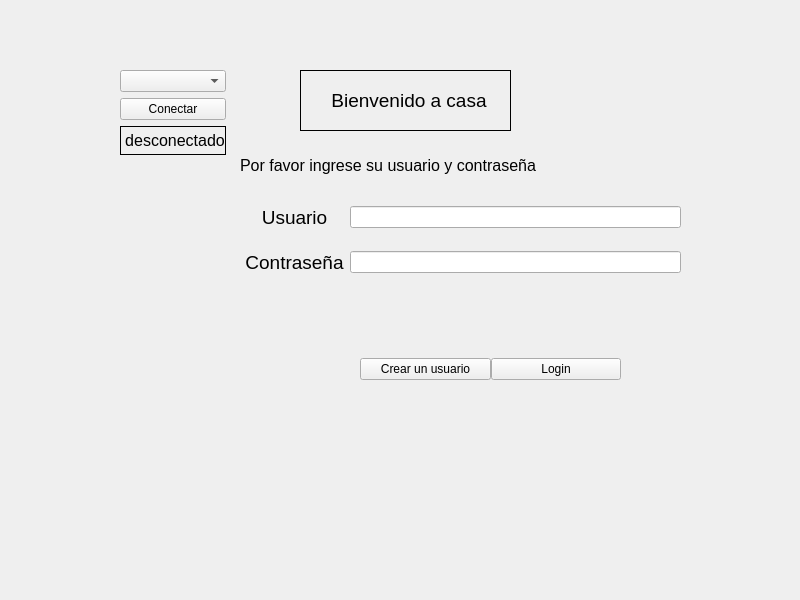
First picture: the form in Qt Creator GUI/Dashboard/mainwindow.ui, repository Danmuse/Home-automation-PRO, before the edit.
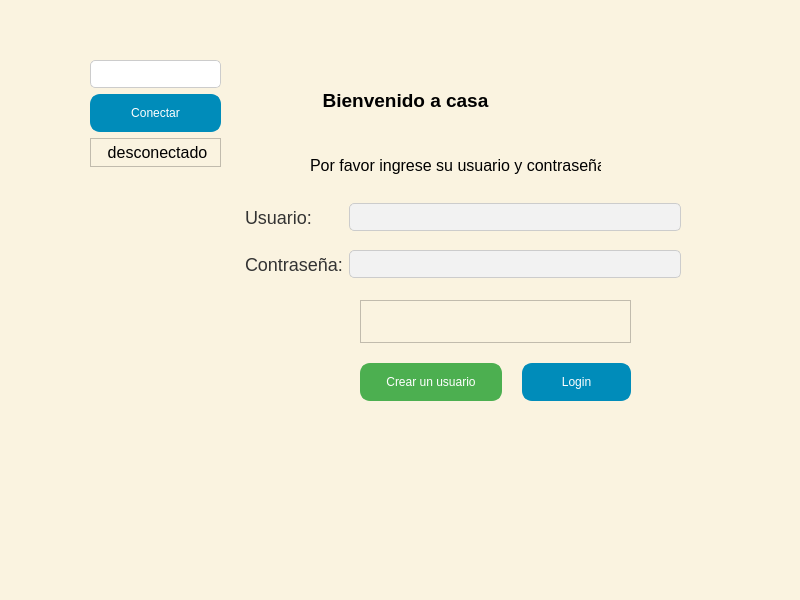
Second picture: the form after the edit. Icons and pictures are not drawn.

What changed in the file:
```diff
--- a/Qt Creator GUI/Dashboard/mainwindow.ui
+++ b/Qt Creator GUI/Dashboard/mainwindow.ui
@@ -13,6 +13,10 @@
   <property name="windowTitle">
    <string>MainWindow</string>
   </property>
+  <property name="styleSheet">
+   <string notr="true">background-color: #FAF3E0;
+</string>
+  </property>
   <widget class="QWidget" name="centralwidget">
    <widget class="QLabel" name="label_titulo">
     <property name="geometry">
@@ -25,11 +29,16 @@
     </property>
     <property name="font">
      <font>
-      <pointsize>20</pointsize>
+      <pointsize>-1</pointsize>
+      <bold>true</bold>
      </font>
     </property>
-    <property name="frameShape">
-     <enum>QFrame::Box</enum>
+    <property name="styleSheet">
+     <string notr="true">QLabel {
+    color: #333; /* Color del texto */
+    font-size: 18px; /* Tamaño de la fuente */
+    font-weight: bold; /* Texto en negrita */
+}</string>
     </property>
     <property name="text">
      <string>&lt;html&gt;&lt;head/&gt;&lt;body&gt;&lt;p align=&quot;center&quot;&gt;&lt;span style=&quot; font-size:14pt; color:#000000;&quot;&gt;Bienvenido a casa&lt;/span&gt;&lt;/p&gt;&lt;/body&gt;&lt;/html&gt;</string>
@@ -38,17 +47,26 @@
    <widget class="QLabel" name="label_2">
     <property name="geometry">
      <rect>
-      <x>240</x>
+      <x>310</x>
       <y>150</y>
-      <width>421</width>
+      <width>291</width>
       <height>31</height>
      </rect>
     </property>
     <property name="font">
      <font>
-      <pointsize>12</pointsize>
+      <pointsize>-1</pointsize>
+      <bold>false</bold>
      </font>
     </property>
+    <property name="styleSheet">
+     <string notr="true">QLabel {
+    color: #666; /* Color del texto */
+    font-size: 16px; /* Tamaño de la fuente */
+    font-weight: normal; /* Texto en peso normal */
+}
+</string>
+    </property>
     <property name="text">
      <string>&lt;html&gt;&lt;head/&gt;&lt;body&gt;&lt;p&gt;&lt;span style=&quot; color:#000000;&quot;&gt;Por favor ingrese su usuario y contraseña&lt;/span&gt;&lt;/p&gt;&lt;/body&gt;&lt;/html&gt;</string>
     </property>
@@ -70,14 +88,17 @@
       <widget class="QLabel" name="label_password">
        <property name="font">
         <font>
-         <pointsize>14</pointsize>
+         <pointsize>-1</pointsize>
         </font>
        </property>
-       <property name="frameShape">
-        <enum>QFrame::NoFrame</enum>
+       <property name="styleSheet">
+        <string notr="true">QLabel {
+    color: #333;
+    font-size: 18px;
+}</string>
        </property>
        <property name="text">
-        <string>&lt;html&gt;&lt;head/&gt;&lt;body&gt;&lt;p align=&quot;center&quot;&gt;&lt;span style=&quot; color:#000000;&quot;&gt;Contraseña&lt;/span&gt;&lt;/p&gt;&lt;/body&gt;&lt;/html&gt;</string>
+        <string>Contraseña:</string>
        </property>
       </widget>
      </item>
@@ -85,22 +106,59 @@
       <widget class="QLabel" name="label_user">
        <property name="font">
         <font>
-         <pointsize>14</pointsize>
+         <pointsize>-1</pointsize>
         </font>
        </property>
-       <property name="frameShape">
-        <enum>QFrame::NoFrame</enum>
+       <property name="styleSheet">
+        <string notr="true">QLabel {
+    color: #333;
+    font-size: 18px;
+}</string>
        </property>
        <property name="text">
-        <string>&lt;html&gt;&lt;head/&gt;&lt;body&gt;&lt;p align=&quot;center&quot;&gt;&lt;span style=&quot; color:#000000;&quot;&gt;Usuario&lt;/span&gt;&lt;/p&gt;&lt;/body&gt;&lt;/html&gt;</string>
+        <string>Usuario:</string>
        </property>
       </widget>
      </item>
      <item row="0" column="1">
-      <widget class="QLineEdit" name="lineEdit_user"/>
+      <widget class="QLineEdit" name="lineEdit_user">
+       <property name="styleSheet">
+        <string notr="true">QLineEdit {
+    background-color: #f2f2f2;
+    border: 1px solid #ccc;
+    border-radius: 5px;
+    padding: 5px;
+}
+
+QLineEdit:hover {
+    border-color: #aaa;
+}
+
+QLineEdit:focus {
+    border-color: #007B9C;
+}</string>
+       </property>
+      </widget>
      </item>
      <item row="1" column="1">
-      <widget class="QLineEdit" name="lineEdit_password"/>
+      <widget class="QLineEdit" name="lineEdit_password">
+       <property name="styleSheet">
+        <string notr="true">QLineEdit {
+    background-color: #f2f2f2;
+    border: 1px solid #ccc;
+    border-radius: 5px;
+    padding: 5px;
+}
+
+QLineEdit:hover {
+    border-color: #aaa;
+}
+
+QLineEdit:focus {
+    border-color: #007B9C;
+}</string>
+       </property>
+      </widget>
      </item>
     </layout>
    </widget>
@@ -109,30 +167,22 @@
      <rect>
       <x>360</x>
       <y>300</y>
-      <width>261</width>
-      <height>80</height>
+      <width>271</width>
+      <height>101</height>
      </rect>
     </property>
     <layout class="QVBoxLayout" name="verticalLayout_2">
      <property name="spacing">
-      <number>0</number>
-     </property>
-     <property name="sizeConstraint">
-      <enum>QLayout::SetDefaultConstraint</enum>
-     </property>
-     <property name="topMargin">
-      <number>0</number>
-     </property>
-     <property name="bottomMargin">
-      <number>0</number>
+      <number>20</number>
      </property>
      <item>
       <widget class="QLabel" name="label_confirmLogin">
-       <property name="autoFillBackground">
-        <bool>false</bool>
+       <property name="styleSheet">
+        <string notr="true">
+</string>
        </property>
        <property name="frameShape">
-        <enum>QFrame::NoFrame</enum>
+        <enum>QFrame::StyledPanel</enum>
        </property>
        <property name="text">
         <string/>
@@ -141,19 +191,28 @@
      </item>
      <item>
       <layout class="QHBoxLayout" name="horizontalLayout">
-       <property name="leftMargin">
-        <number>0</number>
-       </property>
-       <property name="topMargin">
-        <number>0</number>
-       </property>
-       <property name="bottomMargin">
-        <number>0</number>
-       </property>
        <item>
         <widget class="QPushButton" name="CreateUser">
          <property name="styleSheet">
-          <string notr="true">color: black;</string>
+          <string notr="true">QPushButton {
+     background-color: #4CAF50;
+     border: 2px solid #4CAF50;
+     border-radius: 10px;
+     color: white;
+     padding: 10px 24px;
+     font-size: 12px;
+ }
+ QPushButton:hover {
+     background-color: #45a049;
+ }
+ QPushButton:pressed {
+     background-color: #45a049;
+     border: none;
+ }
+
+QPushButton:disabled {
+         background-color: gray;
+}</string>
          </property>
          <property name="text">
           <string>Crear un usuario</string>
@@ -169,7 +228,25 @@
           </size>
          </property>
          <property name="styleSheet">
-          <string notr="true">color: black;</string>
+          <string notr="true">QPushButton {
+     background-color: #008CBA;
+     border: 2px solid #008CBA;
+     border-radius: 10px;
+     color: white;
+     padding: 10px 24px;
+     font-size: 12px;
+ }
+ QPushButton:hover {
+     background-color: #007B9C;
+ }
+ QPushButton:pressed {
+     background-color: #007B9C;
+     border: none;
+ }
+
+QPushButton:disabled {
+     background-color: gray;
+}</string>
          </property>
          <property name="text">
           <string>Login</string>
@@ -183,18 +260,66 @@
    <widget class="QWidget" name="layoutWidget">
     <property name="geometry">
      <rect>
-      <x>120</x>
-      <y>70</y>
-      <width>106</width>
-      <height>85</height>
+      <x>90</x>
+      <y>60</y>
+      <width>131</width>
+      <height>107</height>
      </rect>
     </property>
     <layout class="QVBoxLayout" name="verticalLayout">
      <item>
-      <widget class="QComboBox" name="comboBox"/>
+      <widget class="QComboBox" name="comboBox">
+       <property name="styleSheet">
+        <string notr="true">QComboBox {
+    background-color: #FFFFFF; 
+    border: 1px solid #CCCCCC;
+    border-radius: 5px; 
+    padding: 5px; 
+    font-size: 12px; 
+    color: #333333;
+}
+
+QComboBox::drop-down {
+    background-color: #FFFFFF; /* Color de fondo del botón */
+	width:10px;
+    border: none; /* Sin borde */
+    width: 20px; /* Ancho del botón */
+    border-top-right-radius: 5px; /* Radio de borde superior derecho */
+    border-bottom-right-radius: 5px; /* Radio de borde inferior derecho */
+}
+
+QComboBox::drop-down::down-arrow {
+    image: url(down_arrow.png); /* Icono de flecha hacia abajo */
+    width: 15px; /* Ancho de la flecha */
+    height: 15px; /* Altura de la flecha */
+}</string>
+       </property>
+      </widget>
      </item>
      <item>
       <widget class="QPushButton" name="pushButton">
+       <property name="styleSheet">
+        <string notr="true">QPushButton {
+     background-color: #008CBA;
+     border: 2px solid #008CBA;
+     border-radius: 10px;
+     color: white;
+     padding: 10px 24px;
+     font-size: 12px;
+ }
+ QPushButton:hover {
+     background-color: #007B9C;
+ }
+ QPushButton:pressed {
+     background-color: #007B9C;
+     border: none;
+ }
+
+
+QPushButton:disabled {
+     background-color: gray;
+}</string>
+       </property>
        <property name="text">
         <string>Conectar</string>
        </property>
@@ -208,7 +333,7 @@
         </font>
        </property>
        <property name="frameShape">
-        <enum>QFrame::Box</enum>
+        <enum>QFrame::StyledPanel</enum>
        </property>
        <property name="text">
         <string>&lt;html&gt;&lt;head/&gt;&lt;body&gt;&lt;p align=&quot;center&quot;&gt;desconectado&lt;/p&gt;&lt;/body&gt;&lt;/html&gt;</string>
```
Left out of the diff: 6 changed lines with no effect on the pictures.
